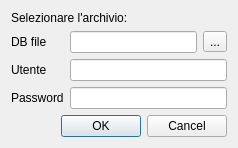
Qt form src/dbdialog.ui (mtonin/gestcassa) before a commit.
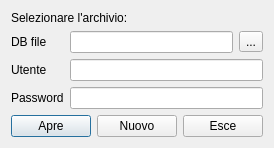
The same form after that commit.

What changed in the file:
```diff
--- a/src/dbdialog.ui
+++ b/src/dbdialog.ui
@@ -67,11 +67,29 @@
     </layout>
    </item>
    <item>
-    <widget class="QDialogButtonBox" name="buttonBox">
-     <property name="standardButtons">
-      <set>QDialogButtonBox::Cancel|QDialogButtonBox::Ok</set>
-     </property>
-    </widget>
+    <layout class="QHBoxLayout" name="horizontalLayout_2">
+     <item>
+      <widget class="QPushButton" name="apreBtn">
+       <property name="text">
+        <string>Apre</string>
+       </property>
+      </widget>
+     </item>
+     <item>
+      <widget class="QPushButton" name="nuovoBtn">
+       <property name="text">
+        <string>Nuovo</string>
+       </property>
+      </widget>
+     </item>
+     <item>
+      <widget class="QPushButton" name="esceBtn">
+       <property name="text">
+        <string>Esce</string>
+       </property>
+      </widget>
+     </item>
+    </layout>
    </item>
   </layout>
  </widget>
```
Left out of the diff: 35 changed lines with no effect on the pictures.
